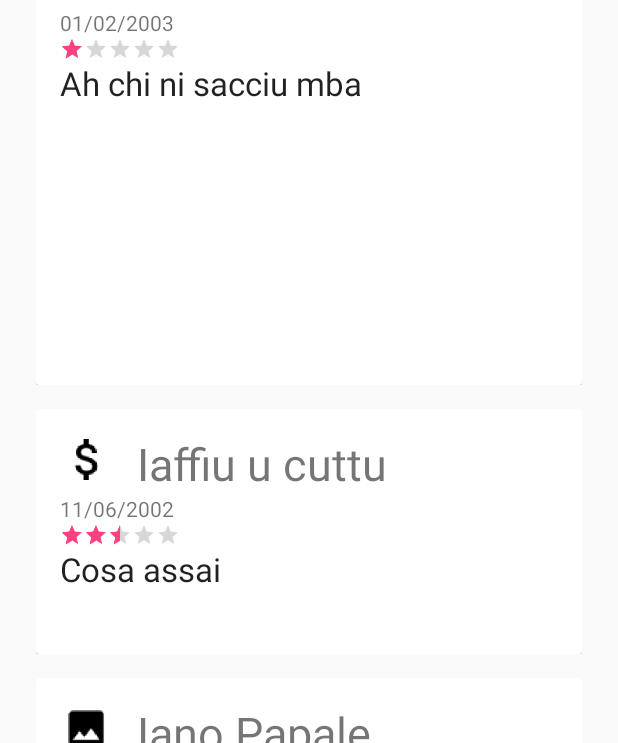
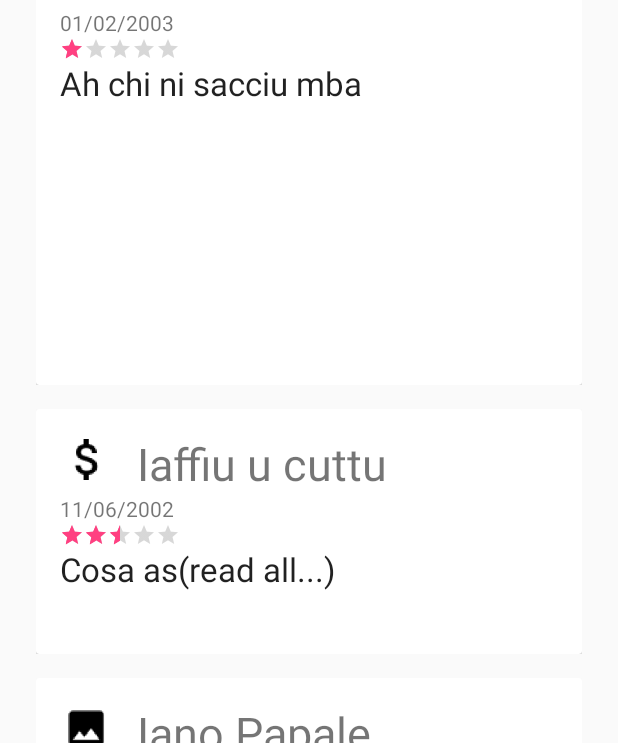
Before and after one commit to dalla92/RestaurantOwner, an Android app: the Restaurant_page screen opened directly, with no data from a screen before it, after a tap on "Iaffiu u cuttu", on a phone screen of 412 x 824 dp, the part 493-1236 px from its top. Run offline under Robolectric (Android 15) with nearby library versions, the phone set to English and light mode, and no system bars; 1 other tap on this screen came first.

Commit message:
Restaurant_page comments card view added but menu edit meal does not still work6

```diff
--- a/app/src/main/java/it/polito/group2/restaurantowner/RVAdapter.java
+++ b/app/src/main/java/it/polito/group2/restaurantowner/RVAdapter.java
@@ -1,5 +1,8 @@
 package it.polito.group2.restaurantowner;
 
+import android.content.Context;
+import android.graphics.Paint;
+import android.graphics.Rect;
 import android.support.v7.widget.CardView;
 import android.support.v7.widget.RecyclerView;
 import android.util.Log;
@@ -17,16 +20,18 @@ import java.util.List;
 /**
  * Created by Alessio on 09/04/2016.
  */
-public class RVAdapter extends RecyclerView.Adapter<RVAdapter.CommentViewHolder>{
+public class RVAdapter extends RecyclerView.Adapter<RVAdapter.CommentViewHolder> {
 
     List<Comment> comments;
+    Context context;
 
-    RVAdapter(List<Comment> comments){
+    RVAdapter(List<Comment> comments, Context context) {
         this.comments = comments;
+        this.context = context;
     }
 
     //public static class CommentViewHolder extends RecyclerView.ViewHolder implements View.OnClickListener, View.OnLongClickListener{
-    public static class CommentViewHolder extends RecyclerView.ViewHolder{
+    public static class CommentViewHolder extends RecyclerView.ViewHolder {
         CardView cv;
         TextView CommentUsername;
         TextView CommentDate;
@@ -83,7 +88,12 @@ public class RVAdapter extends RecyclerView.Adapter<RVAdapter.CommentViewHolder>
         CommentViewHolder.CommentDate.setText(comments.get(i).date);
         CommentViewHolder.CommentStars.setRating((float) comments.get(i).stars_number);
         CommentViewHolder.CommentPhoto.setImageResource(comments.get(i).photoId);
-        CommentViewHolder.Comment.setText(comments.get(i).comment);
+
+        //CommentViewHolder.Comment.setText(comments.get(i).comment);
+        String comment_ell = comments.get(i).comment.substring(0, 7);
+        //comment_ell.concat(this.context.getResources().getString(R.string.show_more));
+        comment_ell = comment_ell + this.context.getResources().getString(R.string.show_more);
+        CommentViewHolder.Comment.setText(comment_ell);
 
     }
 
@@ -91,4 +101,5 @@ public class RVAdapter extends RecyclerView.Adapter<RVAdapter.CommentViewHolder>
     public void onAttachedToRecyclerView(RecyclerView recyclerView) {
         super.onAttachedToRecyclerView(recyclerView);
     }
+
 }
--- a/app/src/main/java/it/polito/group2/restaurantowner/Restaurant_page.java
+++ b/app/src/main/java/it/polito/group2/restaurantowner/Restaurant_page.java
@@ -1,6 +1,8 @@
 package it.polito.group2.restaurantowner;
 
 import android.content.Intent;
+import android.graphics.Paint;
+import android.graphics.Rect;
 import android.support.design.widget.AppBarLayout;
 import android.support.design.widget.NavigationView;
 import android.support.v4.view.GravityCompat;
@@ -108,6 +110,7 @@ public class Restaurant_page extends AppCompatActivity
                 appbar.setExpanded(false);
             }
         });
+
 
     }
 
@@ -260,7 +263,7 @@ public class Restaurant_page extends AppCompatActivity
     }
 
     private void initializeAdapter(){
-        RVAdapter adapter = new RVAdapter(comments);
+        RVAdapter adapter = new RVAdapter(comments, this.getApplicationContext());
         rv.setAdapter(adapter);
     }
 
@@ -273,17 +276,30 @@ public class Restaurant_page extends AppCompatActivity
         final View default_view = v;
 
         TextView comment = (TextView) v.findViewById(R.id.comment);
+
         final int original_comment_height=comment.getMeasuredHeight();
+
+        int i;
+        String comment_start = comment.getText().toString().substring(0, 7);
+        for(i=0; i<comments.size(); i++){
+            if(comment_start.equals(comments.get(i).comment.substring(0, 7)))
+                break;
+        }
 
         if(!card_view_clicked) {
             card_view_clicked=true;
             LinearLayout.LayoutParams lp = new LinearLayout.LayoutParams(FrameLayout.LayoutParams.WRAP_CONTENT, 300, 1f);
             comment.setMaxLines(Integer.MAX_VALUE);
+            comment.setText(comments.get(i).comment);
             comment.setLayoutParams(lp);
         }
         else {
             card_view_clicked=false;
             LinearLayout.LayoutParams lp = new LinearLayout.LayoutParams(FrameLayout.LayoutParams.WRAP_CONTENT, v.getLayoutParams().height, 1f);
+            //CommentViewHolder.Comment.setText(comments.get(i).comment);
+            String comment_ell = comments.get(i).comment.substring(0, 7);
+            comment_ell = comment_ell + getResources().getString(R.string.show_more);
+            comment.setText(comment_ell);
             comment.setMaxLines(2);
             comment.setLayoutParams(lp);
         }
@@ -291,4 +307,5 @@ public class Restaurant_page extends AppCompatActivity
         v.requestLayout();
     }
 
+
 }
--- a/app/src/main/res/layout/comment_card_view.xml
+++ b/app/src/main/res/layout/comment_card_view.xml
@@ -86,6 +86,7 @@
         <TextView
             android:layout_width="match_parent"
             android:layout_height="wrap_content"
+            android:ellipsize="end"
             android:textAppearance="?android:attr/textAppearanceLarge"
             android:text="Large Text"
             android:id="@+id/comment"
--- a/app/src/main/res/values/strings.xml
+++ b/app/src/main/res/values/strings.xml
@@ -55,6 +55,9 @@
 
     <string name="addres_section_main_info">MAIN INFO</string>
     <string name="addres_section_other_info">MORE INFO</string>
+
+    <string name="show_more"> (read all...)</string>
+
 
     <!--Alessio's strings end-->
 
```
Also changed, not shown: 1 other file.
